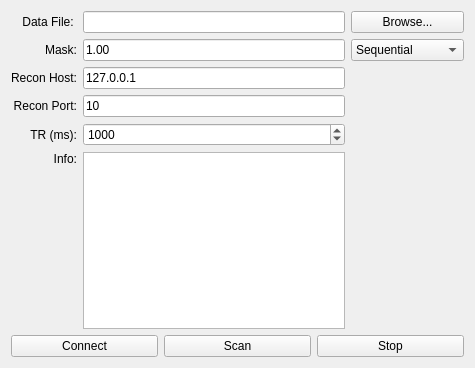
Qt form API/VirtualMriConsole/mainwindow.ui (MR-algorithms/YAP) before a commit.
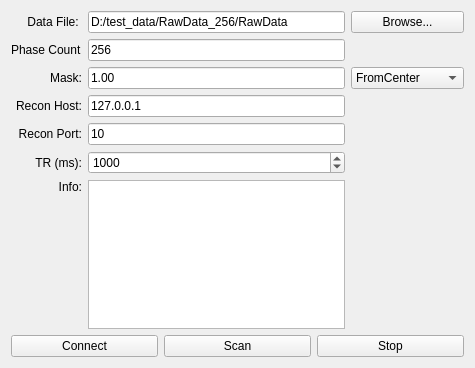
The same form after that commit.

Commit message: ReconDemo/VirtualMriConsole：pjf代码更新。

Patch:
```diff
--- a/API/VirtualMriConsole/mainwindow.ui
+++ b/API/VirtualMriConsole/mainwindow.ui
@@ -29,7 +29,7 @@
           </property>
          </widget>
         </item>
-        <item row="3" column="1">
+        <item row="4" column="1">
          <widget class="QLineEdit" name="editReconPort">
           <property name="text">
            <string>10</string>
@@ -37,26 +37,6 @@
          </widget>
         </item>
         <item row="5" column="1">
-         <widget class="QPlainTextEdit" name="editInfo"/>
-        </item>
-        <item row="4" column="0">
-         <widget class="QLabel" name="label_5">
-          <property name="text">
-           <string>TR (ms):</string>
-          </property>
-          <property name="alignment">
-           <set>Qt::AlignRight|Qt::AlignTrailing|Qt::AlignVCenter</set>
-          </property>
-         </widget>
-        </item>
-        <item row="0" column="2">
-         <widget class="QPushButton" name="browsedatabutton">
-          <property name="text">
-           <string>Browse...</string>
-          </property>
-         </widget>
-        </item>
-        <item row="4" column="1">
          <widget class="QSpinBox" name="editTR">
           <property name="maximum">
            <number>99999</number>
@@ -66,24 +46,27 @@
           </property>
          </widget>
         </item>
-        <item row="2" column="1">
-         <widget class="QLineEdit" name="editReconHost">
-          <property name="text">
-           <string>127.0.0.1</string>
-          </property>
-         </widget>
-        </item>
-        <item row="1" column="0">
-         <widget class="QLabel" name="label_2">
-          <property name="text">
-           <string>Mask:</string>
-          </property>
-          <property name="alignment">
-           <set>Qt::AlignRight|Qt::AlignTrailing|Qt::AlignVCenter</set>
-          </property>
-         </widget>
-        </item>
         <item row="5" column="0">
+         <widget class="QLabel" name="label_5">
+          <property name="text">
+           <string>TR (ms):</string>
+          </property>
+          <property name="alignment">
+           <set>Qt::AlignRight|Qt::AlignTrailing|Qt::AlignVCenter</set>
+          </property>
+         </widget>
+        </item>
+        <item row="0" column="2">
+         <widget class="QPushButton" name="browsedatabutton">
+          <property name="text">
+           <string>Browse...</string>
+          </property>
+         </widget>
+        </item>
+        <item row="6" column="1">
+         <widget class="QPlainTextEdit" name="editInfo"/>
+        </item>
+        <item row="6" column="0">
          <widget class="QLabel" name="label_6">
           <property name="text">
            <string>Info:</string>
@@ -93,10 +76,7 @@
           </property>
          </widget>
         </item>
-        <item row="0" column="1">
-         <widget class="QLineEdit" name="editDataFile"/>
-        </item>
-        <item row="1" column="1">
+        <item row="2" column="1">
          <widget class="QLineEdit" name="editMaskFile">
           <property name="text">
            <string>1.00</string>
@@ -107,6 +87,30 @@
          </widget>
         </item>
         <item row="2" column="0">
+         <widget class="QLabel" name="label_2">
+          <property name="text">
+           <string>Mask:</string>
+          </property>
+          <property name="alignment">
+           <set>Qt::AlignRight|Qt::AlignTrailing|Qt::AlignVCenter</set>
+          </property>
+         </widget>
+        </item>
+        <item row="3" column="1">
+         <widget class="QLineEdit" name="editReconHost">
+          <property name="text">
+           <string>127.0.0.1</string>
+          </property>
+         </widget>
+        </item>
+        <item row="0" column="1">
+         <widget class="QLineEdit" name="editDataFile">
+          <property name="text">
+           <string>D:/test_data/RawData_256/RawData</string>
+          </property>
+         </widget>
+        </item>
+        <item row="3" column="0">
          <widget class="QLabel" name="label_3">
           <property name="text">
            <string>Recon Host:</string>
@@ -116,18 +120,11 @@
           </property>
          </widget>
         </item>
-        <item row="3" column="0">
-         <widget class="QLabel" name="label_4">
-          <property name="text">
-           <string>Recon Port:</string>
-          </property>
-          <property name="alignment">
-           <set>Qt::AlignRight|Qt::AlignTrailing|Qt::AlignVCenter</set>
-          </property>
-         </widget>
-        </item>
-        <item row="1" column="2">
+        <item row="2" column="2">
          <widget class="QComboBox" name="maskComboBox">
+          <property name="currentIndex">
+           <number>1</number>
+          </property>
           <item>
            <property name="text">
             <string>Sequential</string>
@@ -153,6 +150,43 @@
             <string>Customization</string>
            </property>
           </item>
+          <item>
+           <property name="text">
+            <string>Random</string>
+           </property>
+          </item>
+          <item>
+           <property name="text">
+            <string>None</string>
+           </property>
+          </item>
+         </widget>
+        </item>
+        <item row="4" column="0">
+         <widget class="QLabel" name="label_4">
+          <property name="text">
+           <string>Recon Port:</string>
+          </property>
+          <property name="alignment">
+           <set>Qt::AlignRight|Qt::AlignTrailing|Qt::AlignVCenter</set>
+          </property>
+         </widget>
+        </item>
+        <item row="1" column="0">
+         <widget class="QLabel" name="label_7">
+          <property name="text">
+           <string>Phase Count</string>
+          </property>
+         </widget>
+        </item>
+        <item row="1" column="1">
+         <widget class="QLineEdit" name="editPhaseCount">
+          <property name="text">
+           <string>256</string>
+          </property>
+          <property name="placeholderText">
+           <string>Please enter the total number of phase in the data.</string>
+          </property>
          </widget>
         </item>
        </layout>
```
The commit also changes 46 other files.
